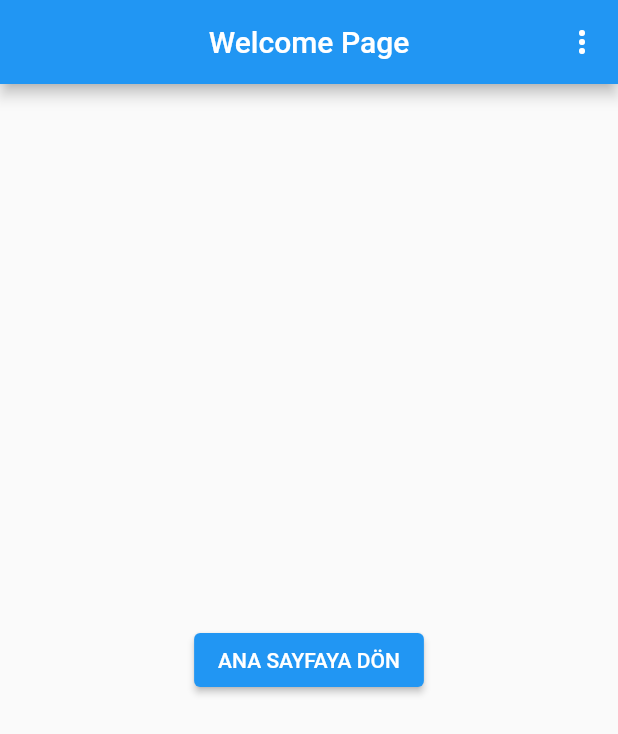
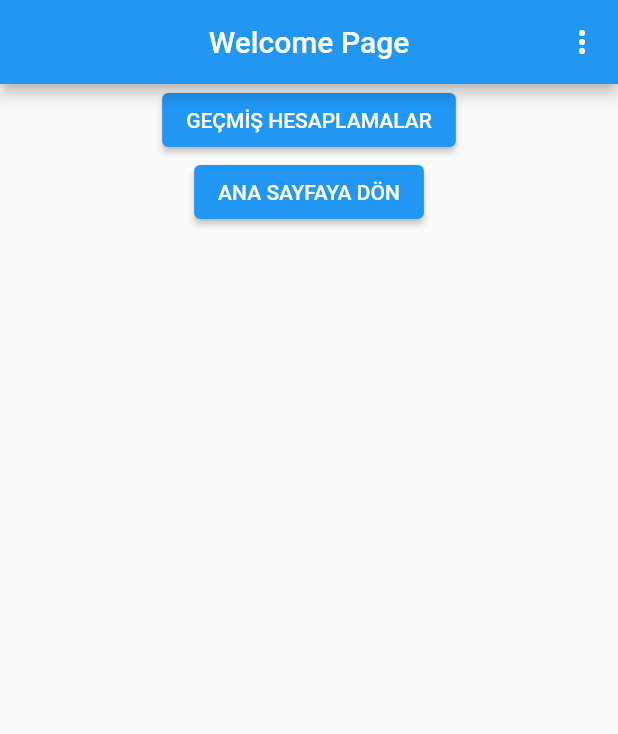
Before and after one commit to salihyildirim/Flutter-Health-App, a Flutter app: the screen it shows once a user with an empty profile is signed in, on a phone screen of 412 x 824 dp. Shown: the top 734 px of the screen. Run offline on Flutter 3.47's test engine with Material 2 defaults, Android fonts, the phone set to English and light mode, and no system bars; our stand-ins replace email_validator, firebase_auth, firebase_core; accounts and stored records are empty.

Commit message:
kalori uyg

```diff
--- a/lib/WelcomeView.dart
+++ b/lib/WelcomeView.dart
@@ -65,12 +65,16 @@ class _WelcomeViewState extends State<WelcomeView> {
         ],
       ),
       body: Center(
-        child: ElevatedButton(
-          onPressed: () {
-            Navigator.push(
-                context, MaterialPageRoute(builder: (context) => LoginView()));
-          },
-          child: Text('ANA SAYFAYA DÖN'),
+        child: Column(
+          children: [ElevatedButton(onPressed: (){}, child: Text("GEÇMİŞ HESAPLAMALAR")),
+            ElevatedButton(
+              onPressed: () {
+                Navigator.push(
+                    context, MaterialPageRoute(builder: (context) => LoginView()));
+              },
+              child: Text('ANA SAYFAYA DÖN'),
+            ),
+          ],
         ),
       ),
     );
```
